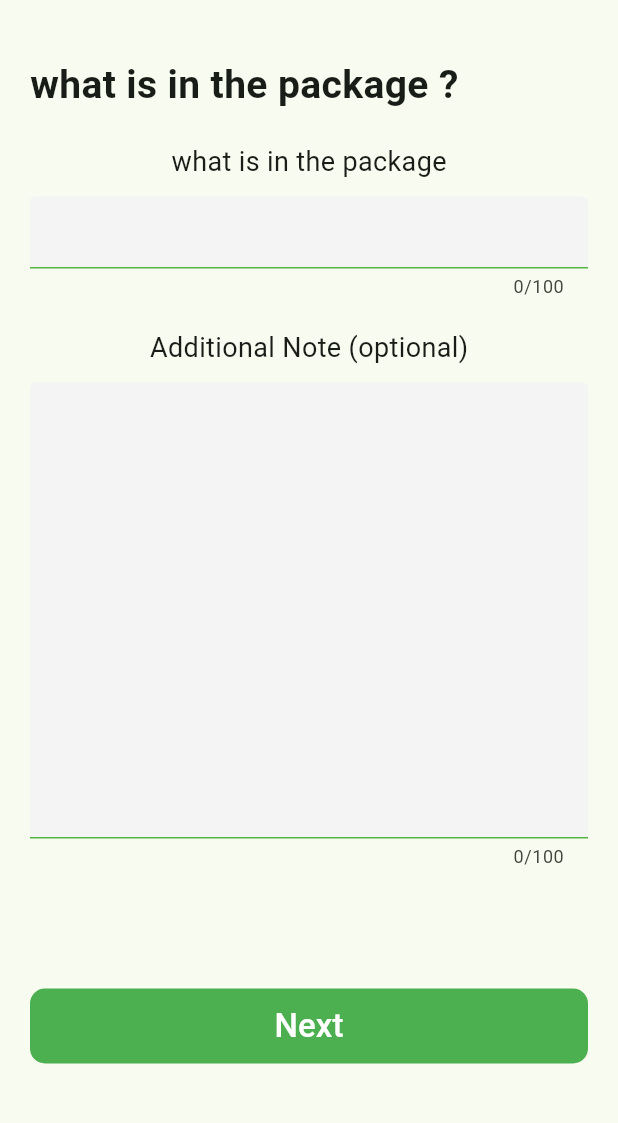
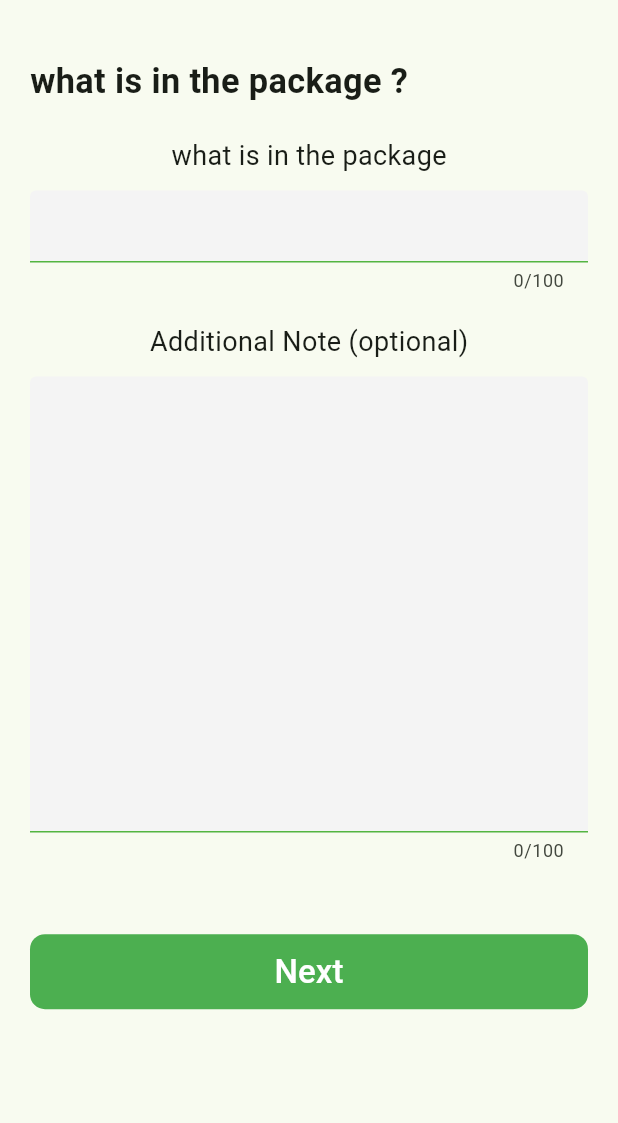
Before and after one commit to MOHAMD-ASHRAF/skid, a Flutter app: the PackageDetailsPage screen opened directly, after a tap on "Next", on a phone screen of 412 x 824 dp, the part 57-1180 px from its top. Run offline on Flutter 3.47's test engine with Material 2 defaults, Android fonts, the phone set to English and light mode, and no system bars; our stand-ins replace bloc, cloud_firestore, dropdown_button2, equatable, firebase_auth, firebase_core and 5 more; accounts and stored records are empty.

Commit message:
refactor10

```diff
--- a/lib/features/auth/presentation/pages/OTP_page.dart
+++ b/lib/features/auth/presentation/pages/OTP_page.dart
@@ -9,26 +9,25 @@ import 'package:skid/features/auth/presentation/cubit/phone_auth_cubit.dart';
 import 'package:skid/features/auth/presentation/widgets/background_widget.dart';
 import 'package:skid/features/auth/presentation/widgets/show_Progress_indicator.dart';
 
-
 class OtpPage extends StatelessWidget {
   // ignore: prefer_typing_uninitialized_variables
   final phoneNumber;
-  OtpPage({
-    Key? key,
-    this.phoneNumber,
-  }) : super(key: key);
+
+  OtpPage({Key? key, this.phoneNumber,}) : super(key: key);
 
   late String otpCode;
   final defaultPinTheme = PinTheme(
     width: 56,
     height: 56,
-    textStyle: const TextStyle(fontSize: 20, color: Color.fromRGBO(30, 60, 87, 1), fontWeight: FontWeight.w600),
+    textStyle: const TextStyle(
+        fontSize: 20,
+        color: Color.fromRGBO(30, 60, 87, 1),
+        fontWeight: FontWeight.w600),
     decoration: BoxDecoration(
       border: Border.all(color: const Color.fromRGBO(234, 239, 243, 1)),
       borderRadius: BorderRadius.circular(20),
     ),
   );
-
 
   Widget _buildPhoneVerificationBloc() {
     return BlocListener<PhoneAuthCubit, PhoneAuthState>(
@@ -57,7 +56,6 @@ class OtpPage extends StatelessWidget {
     );
   }
 
-
   void _login(BuildContext context) {
     BlocProvider.of<PhoneAuthCubit>(context).submitOTP(otpCode);
   }
@@ -74,6 +72,7 @@ class OtpPage extends StatelessWidget {
               height: 245.h,
               width: double.infinity,
               color: Colors.white,
+              child: SingleChildScrollView(
                 child: Form(
                   child: Padding(
                     padding: const EdgeInsets.all(8.0),
@@ -95,11 +94,12 @@ class OtpPage extends StatelessWidget {
                           children: [
                             const Text(
                               "A OTP SENT TO ",
-                            style:  TextStyle(fontSize: 15, color: Colors.grey),
+                              style: TextStyle(fontSize: 15, color: Colors.grey),
                             ),
                             Text(
                               " $phoneNumber ",
-                             style: const TextStyle(fontSize: 15, color:Colors.green),
+                              style: const TextStyle(
+                                  fontSize: 15, color: Colors.green),
                             ),
                           ],
                         ),
@@ -110,26 +110,19 @@ class OtpPage extends StatelessWidget {
                         const SizedBox(
                           height: 20,
                         ),
-
                         Pinput(
                           length: 6,
                           defaultPinTheme: defaultPinTheme,
                           focusedPinTheme: defaultPinTheme.copyWith(
                               decoration: defaultPinTheme.decoration!.copyWith(
-                            border: Border.all(color: Colors.green)
-
-
-                          )
-                        ),
+                                  border: Border.all(color: Colors.green))),
                           onCompleted: (pin) {
                             otpCode = pin;
                             print("Completed $otpCode");
                           },
                         ),
-
-
                         const SizedBox(
-                        height: 20,
+                          height: 16,
                         ),
                         DefaultMaterialButton(
                             text: 'verify',
@@ -144,6 +137,7 @@ class OtpPage extends StatelessWidget {
                 ),
               ),
             ),
+          ),
         ],
       ),
     );
--- a/lib/features/skid/cubit/skid_cubit.dart
+++ b/lib/features/skid/cubit/skid_cubit.dart
@@ -11,14 +11,13 @@ class SkidCubit extends Cubit<SkidState> {
   SkidCubit() : super(SkidInitial());
 
   File? profileImage;
-  var picker =ImagePicker();
+  var picker =  ImagePicker();
 
 
   Future<void> getProfileImageFromGallery(BuildContext context) async{
     emit(ProfileImagePikerLoadingState());
     final pikedFile = await picker.pickImage(source: ImageSource.gallery);
     if (pikedFile != null){
-      //Navigator.of(context).pop();
       profileImage =File(pikedFile.path);
       emit(ProfileImagePikerSuccessState());
     }else
@@ -33,7 +32,6 @@ class SkidCubit extends Cubit<SkidState> {
     final pikedFile = await picker.pickImage(source: ImageSource.camera);
     if (pikedFile != null){
       profileImage =File(pikedFile.path);
-      //Navigator.of(context).pop();
       emit(ProfileImagePikerSuccessState());
     }else
     {
--- a/lib/features/skid/presentation/pages/contents_packeg_page.dart
+++ b/lib/features/skid/presentation/pages/contents_packeg_page.dart
@@ -1,4 +1,5 @@
 import 'package:flutter/material.dart';
+import 'package:flutter_screenutil/flutter_screenutil.dart';
 import 'package:skid/core/component/default_appbar.dart';
 import 'package:skid/core/component/default_button.dart';
 import 'package:skid/core/component/default_text_form_feild.dart';
@@ -18,7 +19,7 @@ class ContentsPackagePage extends StatelessWidget {
           child: Column(
             crossAxisAlignment: CrossAxisAlignment.start,
             children: [
-              const TextWidget(text: 'what is in the package ?', fontSize: 26,fontWeight: FontWeight.bold,),
+               TextWidget(text: 'what is in the package ?', fontSize: 20.sp,fontWeight: FontWeight.bold,),
                const SizedBox(
                 height: 20,
               ),
@@ -37,8 +38,8 @@ class ContentsPackagePage extends StatelessWidget {
                 height: 10,
               ),
               DefaultTextFormFeild(maxLine: 12,),
-              const SizedBox(
-                height: 80,
+               SizedBox(
+                height: 40.h,
               ),
               DefaultMaterialButton(text: 'Next', onPressed: (){
                 Navigator.pushNamed(context, examplePhotoPage);
--- a/lib/features/skid/presentation/pages/home_page.dart
+++ b/lib/features/skid/presentation/pages/home_page.dart
@@ -82,12 +82,12 @@ class _HomePageState extends State<HomePage> {
                     ),
                   ],
                 ),
-                const SizedBox(height: 100,),
+                 SizedBox(height: 80.h,),
                 BlocProvider<PhoneAuthCubit>(
                   create: (context) => phoneAuthCubit,
                   child: Center(
                     child: DefaultMaterialButton(
-                      width: 150,
+                      width: 150.w,
                       text: 'log Out',
                       onPressed: () async {
                         await phoneAuthCubit.logOut();
--- a/lib/features/skid/presentation/pages/package_details_page.dart
+++ b/lib/features/skid/presentation/pages/package_details_page.dart
@@ -1,4 +1,5 @@
 import 'package:flutter/material.dart';
+import 'package:flutter_screenutil/flutter_screenutil.dart';
 import 'package:skid/core/component/default_appbar.dart';
 import 'package:skid/core/component/default_button.dart';
 import 'package:skid/core/component/test_widget.dart';
@@ -52,16 +53,16 @@ class _PackageDetailsPageState extends State<PackageDetailsPage> {
       child: Column(
         crossAxisAlignment: CrossAxisAlignment.start,
         children: [
-          const TextWidget(
+           TextWidget(
             text: 'Provide more details about your parcel',
-            fontSize: 26,
+            fontSize: 20.sp,
             fontWeight: FontWeight.bold,
           ),
-          const SizedBox(
-            height: 20,
+           SizedBox(
+            height: 18.h,
           ),
-          const Center(
-              child: TextWidget(text: 'Height of Package', fontSize: 18)),
+           Center(
+              child: TextWidget(text: 'Height of Package', fontSize: 18.sp)),
           const SizedBox(
             height: 10,
           ),
@@ -80,13 +81,13 @@ class _PackageDetailsPageState extends State<PackageDetailsPage> {
                   selectedHeightValue = value;
                 });
               }),
-          const SizedBox(
-            height: 30,
+           SizedBox(
+            height: 24.h,
           ),
-          const Center(
-              child: TextWidget(text: 'Width of Package', fontSize: 18)),
-          const SizedBox(
-            height: 10,
+           Center(
+              child: TextWidget(text: 'Width of Package', fontSize: 18.sp)),
+           SizedBox(
+            height: 10.h,
           ),
           DropdownButton2(
               isExpanded: true,
@@ -103,13 +104,13 @@ class _PackageDetailsPageState extends State<PackageDetailsPage> {
                   selectedWidthValue = value;
                 });
               }),
-          const SizedBox(
-            height: 30,
+           SizedBox(
+            height: 24.h,
           ),
-          const Center(
-              child: TextWidget(text: 'Weight of Package', fontSize: 18)),
-          const SizedBox(
-            height: 10,
+           Center(
+              child: TextWidget(text: 'Weight of Package', fontSize: 18.sp)),
+           SizedBox(
+            height: 8.h,
           ),
           DropdownButton2(
               isExpanded: true,
@@ -126,8 +127,8 @@ class _PackageDetailsPageState extends State<PackageDetailsPage> {
                   selectedWeightValue = value;
                 });
               }),
-          const SizedBox(
-            height: 30,
+           SizedBox(
+            height: 24.h,
           ),
           const TextWidget(text: 'Quantity', fontSize: 18),
           DefaultTextFormFeild(
@@ -140,8 +141,8 @@ class _PackageDetailsPageState extends State<PackageDetailsPage> {
               text:
                   'Note This: the driver will have a package hand to verify the weight of your package, if here is difference  in the weight of package , it may affect the delivery cost',
               fontSize: 14),
-          const SizedBox(
-            height: 50,
+           SizedBox(
+            height: 10.h,
           ),
            DefaultMaterialButton(text: 'Next', onPressed: (){
             Navigator.pushNamed(context, contentsPackagePage);
@@ -174,8 +175,8 @@ class _PackageDetailsPageState extends State<PackageDetailsPage> {
           Expanded(
             child: Text(
               text,
-              style: const TextStyle(
-                  fontSize: 14,
+              style: TextStyle(
+                  fontSize: 14.sp,
                   fontWeight: FontWeight.bold,
                   color: Colors.grey),
               overflow: TextOverflow.ellipsis,
--- a/lib/features/skid/presentation/pages/vehicle_type.dart
+++ b/lib/features/skid/presentation/pages/vehicle_type.dart
@@ -31,6 +31,7 @@ class _VehicleTypePageState extends State<VehicleTypePage> {
       appBar: defaultAppBar(context),
       body: Padding(
         padding: const EdgeInsets.all(20),
+        child: SingleChildScrollView(
           child: Column(
             crossAxisAlignment: CrossAxisAlignment.start,
             children: [
@@ -65,6 +66,7 @@ class _VehicleTypePageState extends State<VehicleTypePage> {
                 },
               )
             ],
+          ),
         ),
       ),
     );
```
Lines whose indentation alone changed are shown as unchanged.
